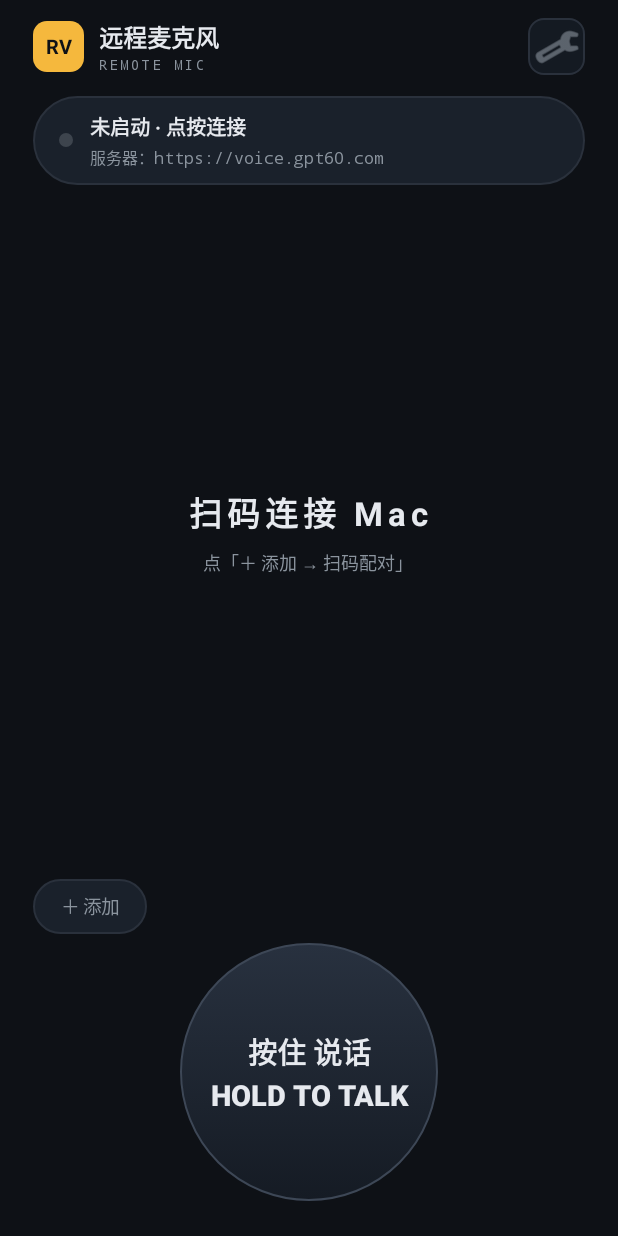
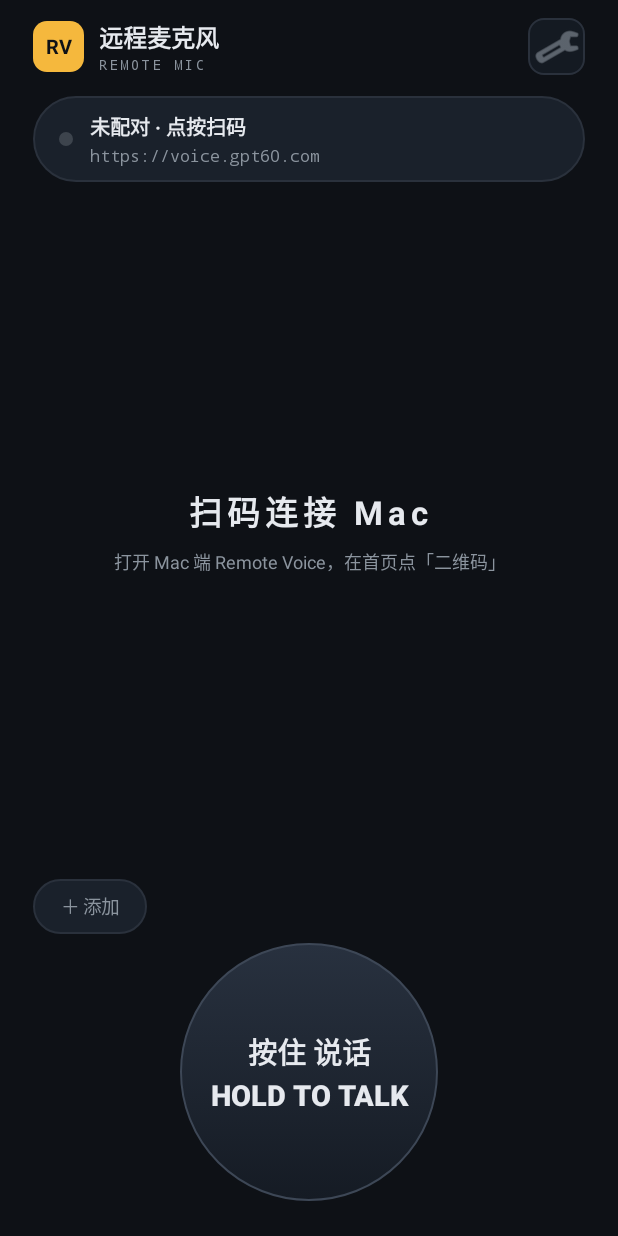
Before and after one commit to gseismic/remote-voice, an Android app: the screen it shows after launch (MainActivity), on a phone screen of 412 x 824 dp. Run offline under Robolectric (Android 15) with nearby library versions, the phone set to English and light mode, and no system bars; pictures from the network do not load.

Commit message:
修复 Android 未配对时点按连接无响应
- 未配对状态打开扫码页，按住说话提示先配对。
- 隐藏没有认证凭据的旧设备目录，保留手动添加和已配对的重连。
- 记录 Redmi 真机传音和重连、Android 12 运行时对照及 Mac 授权排查。
- 计划 docs/dev/PLAN-038-android-unpaired-connection-entry.md
- 结果 docs/dev/PLAN-038-android-unpaired-connection-entry-OUTCOME.md

```diff
--- a/android-app/app/src/main/java/com/remotevoice/app/MainActivity.kt
+++ b/android-app/app/src/main/java/com/remotevoice/app/MainActivity.kt
@@ -137,10 +137,14 @@ class MainActivity : Activity() {
                     pttBtn.isPressed = true
                     val svc = AudioStreamService.instance
                     if (svc == null) {
-                        if (AudioStreamService.Status.state != StatusState.ERROR) {
-                            maybeAutoStart()
+                        if (hasRelayPassword()) {
+                            if (AudioStreamService.Status.state != StatusState.ERROR) {
+                                maybeAutoStart()
+                            }
+                            Toast.makeText(this, "连接中，稍候再按住说话", Toast.LENGTH_SHORT).show()
+                        } else {
+                            Toast.makeText(this, R.string.ptt_pairing_required, Toast.LENGTH_SHORT).show()
                         }
-                        Toast.makeText(this, "连接中，稍候再按住说话", Toast.LENGTH_SHORT).show()
                     } else {
                         svc.setTalking(true)
                     }
@@ -163,13 +167,18 @@ class MainActivity : Activity() {
         return s.address()
     }
 
+    private fun hasRelayPassword(store: ServerStore = ServerStore(this)): Boolean =
+        !store.active()?.password.isNullOrBlank()
+
     private fun macName(deviceId: String): String =
         ServerStore(this).macCache().firstOrNull { it.deviceId == deviceId }?.name
             ?.ifBlank { deviceId.take(10) } ?: deviceId.take(10)
 
     private fun render() {
         val st = AudioStreamService.Status
-        val macs = ServerStore(this).macCache()
+        val store = ServerStore(this)
+        val macs = store.macCache()
+        val unpaired = AudioStreamService.instance == null && !hasRelayPassword(store)
         if (st.macsRevision != lastMacsRevision) {
             lastMacsRevision = st.macsRevision
             renderMacs()
@@ -185,6 +194,7 @@ class MainActivity : Activity() {
 
         // 状态胶囊：服务器连通标记（登录会话）为主行，副行显示当前 Mac 状态
         val (main, sub, color) = when {
+            unpaired -> Triple(getString(R.string.status_unpaired), serverDisplay(), COLOR_GRAY)
             st.state == StatusState.ERROR ->
                 Triple("连接失败 · 点按重试", serverDisplay(), COLOR_RED)
             disconnected -> Triple("连接已断开 · 点按重试", serverDisplay(), COLOR_AMBER)
@@ -218,11 +228,14 @@ class MainActivity : Activity() {
         led.background.mutate().setTint(color)
 
         // 中央态区
-        val showBig = disconnected || st.state == StatusState.STOPPED || st.state == StatusState.WAIT_PEER ||
+        val showBig = unpaired || disconnected || st.state == StatusState.STOPPED || st.state == StatusState.WAIT_PEER ||
             (st.serverOnline && st.activeMacId.isEmpty())
         bigState.visibility = if (showBig) View.VISIBLE else View.GONE
         if (showBig) {
-            if (waitingForMac || noMacOnline) {
+            if (unpaired) {
+                bigT1.text = "扫码连接 Mac"
+                bigT2.text = "打开 Mac 端 Remote Voice，在首页点「二维码」"
+            } else if (waitingForMac || noMacOnline) {
                 bigT1.text = getString(R.string.big_wait_t1)
                 bigT2.text = MAC_START_HINT
             } else if (st.activeMacId.isEmpty()) {
@@ -235,10 +248,11 @@ class MainActivity : Activity() {
         }
         spin.visibility =
             if (!st.serverOnline && !st.serverNeedsRetry && AudioStreamService.instance != null) View.VISIBLE else View.GONE
-        errPanel.visibility = if (st.state == StatusState.ERROR) View.VISIBLE else View.GONE
-        if (st.state == StatusState.ERROR) textErr.text = st.text
+        val showError = !unpaired && st.state == StatusState.ERROR
+        errPanel.visibility = if (showError) View.VISIBLE else View.GONE
+        if (showError) textErr.text = st.text
         // 证书更换态：重试按钮换成「重新信任并重连」（普通重试无法自愈，必须清记录）
-        val certPending = st.state == StatusState.ERROR && st.certChangePending
+        val certPending = showError && st.certChangePending
         btnRetrust.visibility = if (certPending) View.VISIBLE else View.GONE
         btnRetry.visibility = if (certPending) View.GONE else View.VISIBLE
 
@@ -259,7 +273,7 @@ class MainActivity : Activity() {
     private fun renderMacs() {
         macsRow.removeAllViews()
         val store = ServerStore(this)
-        val macs = store.macCache()
+        val macs = if (hasRelayPassword(store)) store.macCache() else emptyList()
         val st = AudioStreamService.Status
         val states = st.bridgeStates
         for (m in macs) {
@@ -338,7 +352,12 @@ class MainActivity : Activity() {
     private fun setActiveMac(deviceId: String) {
         prefs.edit().putBoolean(AudioStreamService.KEY_USER_STOPPED, false).apply()
         if (AudioStreamService.instance == null) {
-            ServerStore(this).selectMac(deviceId)
+            val store = ServerStore(this)
+            if (!hasRelayPassword(store)) {
+                openPairingScanner()
+                return
+            }
+            store.selectMac(deviceId)
             maybeAutoStart(force = true)
             return
         }
@@ -359,8 +378,12 @@ class MainActivity : Activity() {
 
     private fun toggleService() {
         val st = AudioStreamService.Status
+        val running = AudioStreamService.instance != null
+        if (!running && !hasRelayPassword()) {
+            openPairingScanner()
+            return
+        }
         if (st.certChangePending) return
-        val running = AudioStreamService.instance != null
         if (!running) {
             prefs.edit().putBoolean(AudioStreamService.KEY_USER_STOPPED, false).apply()
             maybeAutoStart(force = true)
@@ -430,11 +453,15 @@ class MainActivity : Activity() {
             }
             .setNeutralButton("扫码配对") { d, _ ->
                 d.dismiss()
-                @Suppress("DEPRECATION") // 零 androidx：用经典 startActivityForResult（设计 §4.1）
-                startActivityForResult(Intent(this, ScanActivity::class.java), REQ_SCAN)
+                openPairingScanner()
             }
             .setNegativeButton("取消", null)
             .show()
+    }
+
+    @Suppress("DEPRECATION")
+    private fun openPairingScanner() {
+        startActivityForResult(Intent(this, ScanActivity::class.java), REQ_SCAN)
     }
 
     /** 扫码后保存连接资料与设备 ID，启动标准的目录与桥接流程。 */
@@ -497,7 +524,7 @@ class MainActivity : Activity() {
     private fun maybeAutoStart(force: Boolean = false) {
         if (AudioStreamService.instance != null) return
         if (prefs.getBoolean(AudioStreamService.KEY_USER_STOPPED, false)) return
-        if (ServerStore(this).active()?.password.isNullOrBlank()) return
+        if (!hasRelayPassword()) return
         if (!force && AudioStreamService.Status.state == StatusState.ERROR) return
         if (force) AudioStreamService.prepareRetry()
         requestPermissionsThenStart()
--- a/android-app/app/src/main/res/values/strings.xml
+++ b/android-app/app/src/main/res/values/strings.xml
@@ -8,6 +8,8 @@
     <string name="ptt_hint">按住 说话\nHOLD TO TALK</string>
     <string name="ptt_sub">HOLD TO TALK</string>
     <string name="status_default">未启动 · 点按连接</string>
+    <string name="status_unpaired">未配对 · 点按扫码</string>
+    <string name="ptt_pairing_required">请先扫描 Mac 的配对码</string>
     <string name="err_no_mic_perm">未授予麦克风权限，无法推流</string>
     <string name="service_started">连接中…</string>
     <string name="toast_stopped">已停止 · 点按状态胶囊恢复</string>
```
Also changed, not shown: 4 other files.
